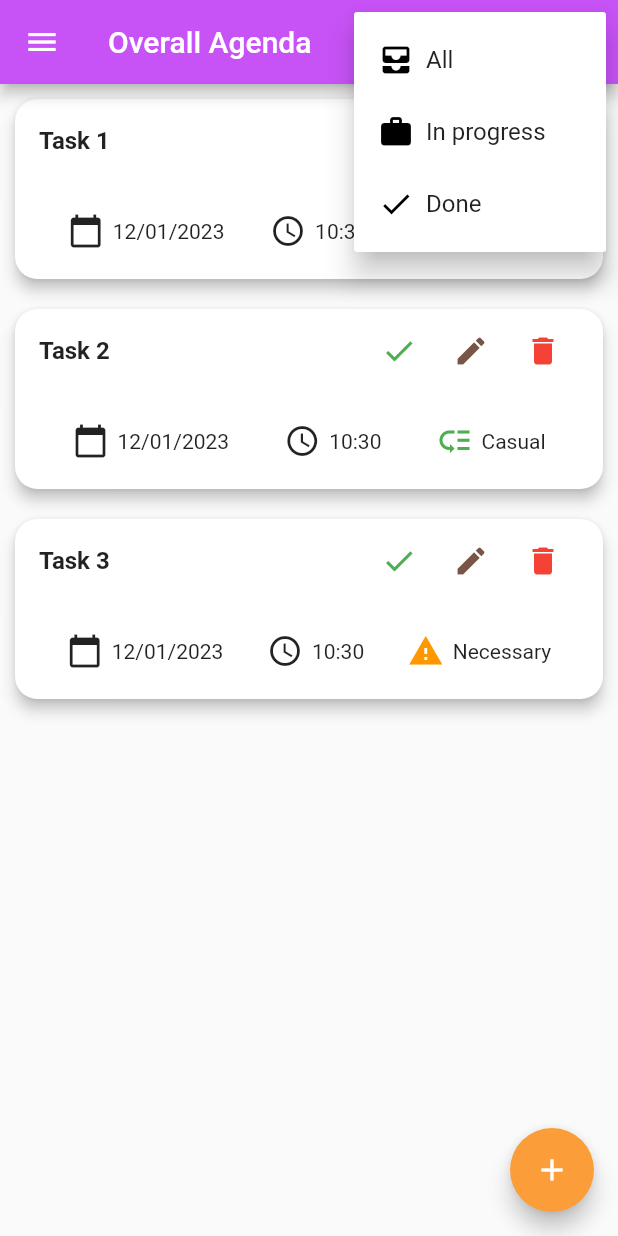
After one commit to MocanuAlexandra/PlanifyApp, a Flutter app: the screen it shows once a user with an empty profile is signed in, after a tap on the "more vert" icon, on a phone screen of 412 x 824 dp. The commit adds this screen. Run offline on Flutter 3.47's test engine with Material 2 defaults, Android fonts, the phone set to English and light mode, and no system bars; our stand-ins replace cloud_firestore, firebase_auth, firebase_core, flutter_form_builder, form_builder_validators; accounts and stored records are empty.

Commit message:
After login/register, user is redirect to the main page/screen of this app Here we have all of the tasks displayed in a list (currently hard-coded) and see some essential details about each of them.

```diff
--- /dev/null
+++ b/planify_app/lib/helpers/custom_page_transitions.dart
@@ -0,0 +1,46 @@
+import 'package:flutter/material.dart';
+
+class CustomRoute<T> extends MaterialPageRoute<T> {
+  CustomRoute({
+    WidgetBuilder? builder,
+    RouteSettings? settings,
+  }) : super(
+          builder: builder!,
+          settings: settings,
+        );
+
+  @override
+  Widget buildTransitions(
+    BuildContext context,
+    Animation<double> animation,
+    Animation<double> secondaryAnimation,
+    Widget child,
+  ) {
+    if (settings.name == '/') {
+      return child;
+    }
+    return FadeTransition(
+      opacity: animation,
+      child: child,
+    );
+  }
+}
+
+class CustomPageTransitionBuilder extends PageTransitionsBuilder {
+  @override
+  Widget buildTransitions<T>(
+    PageRoute<T> route,
+    BuildContext context,
+    Animation<double> animation,
+    Animation<double> secondaryAnimation,
+    Widget child,
+  ) {
+    if (route.settings.name == '/') {
+      return child;
+    }
+    return FadeTransition(
+      opacity: animation,
+      child: child,
+    );
+  }
+}
--- a/planify_app/lib/main.dart
+++ b/planify_app/lib/main.dart
@@ -1,9 +1,11 @@
-
+import 'package:firebase_auth/firebase_auth.dart';
 import 'package:firebase_core/firebase_core.dart';
 import 'package:flutter/material.dart';
 import 'firebase_options.dart';
 
 import '../screens/auth_screen.dart';
+import '../screens/overall_agenda.dart';
+import '../helpers/custom_page_transitions.dart';
 
 void main() async {
   WidgetsFlutterBinding.ensureInitialized();
@@ -18,24 +20,39 @@ class MyApp extends StatelessWidget {
   Widget build(BuildContext context) {
     return MaterialApp(
       debugShowCheckedModeBanner: false,
-      title: 'Plaify App',
-      home:const AuthScreen(),
-      // home: StreamBuilder(
-      //   stream: FirebaseAuth.instance.authStateChanges(),
-      //   builder: (context, userSnapshot) {
-      //     if (userSnapshot.connectionState == ConnectionState.waiting) {
-      //       return const Scaffold(
-      //         body: Center(
-      //           child: CircularProgressIndicator(),
-      //         ),
-      //       );
-      //     }
-      //     if (userSnapshot.hasData) {
-      //       return const OverallAgenda();
-      //     }
-      //     return const AuthScreen();
-      //   },
-      // )
+      title: 'Planify App',
+      theme: ThemeData(
+        primarySwatch: Colors.purple,
+        colorScheme: ColorScheme.fromSwatch().copyWith(
+          primary: const Color.fromARGB(255, 199, 82, 246),
+          secondary:const Color.fromARGB(255, 251, 157, 56),
+        ),
+        pageTransitionsTheme: PageTransitionsTheme(
+          builders: {
+            TargetPlatform.android: CustomPageTransitionBuilder(),
+            TargetPlatform.iOS: CustomPageTransitionBuilder()
+          },
+        ),
+      ),
+      home: StreamBuilder(
+        stream: FirebaseAuth.instance.authStateChanges(),
+        builder: (context, userSnapshot) {
+          if (userSnapshot.connectionState == ConnectionState.waiting) {
+            return const Scaffold(
+              body: Center(
+                child: CircularProgressIndicator(),
+              ),
+            );
+          }
+          if (userSnapshot.hasData) {
+            return const OverallAgendaScreen();
+          }
+          return const AuthScreen();
+        },
+      ),
+      routes: {
+        OverallAgendaScreen.routeName: (context) => const OverallAgendaScreen(),
+      },
     );
   }
 }
--- /dev/null
+++ b/planify_app/lib/models/task.dart
@@ -0,0 +1,11 @@
+enum Priority { Important, Medium, Low }
+
+class Task {
+  final String? id;
+  final String? title;
+  final DateTime? dueDate;
+  final bool isDone;
+  final Priority? priority;
+
+  Task({this.id,this.title, this.dueDate, this.isDone = false, this.priority});
+}
--- a/planify_app/lib/screens/auth_screen.dart
+++ b/planify_app/lib/screens/auth_screen.dart
@@ -94,7 +94,7 @@ class _AuthScreenState extends State<AuthScreen> {
                     child: Text(
                       'Planify App',
                       style: TextStyle(
-                        color: Color.fromARGB(153, 99, 14, 135),
+                        color: Color.fromARGB(255, 255, 255, 255),
                         fontSize: 40,
                         fontFamily: 'Anton',
                         fontWeight: FontWeight.normal,
--- a/planify_app/lib/screens/overall_agenda.dart
+++ b/planify_app/lib/screens/overall_agenda.dart
@@ -1,16 +1,79 @@
 import 'package:flutter/material.dart';
+import 'package:planify_app/widgets/drawer.dart';
+import 'package:planify_app/widgets/tasks/tasks_list.dart';
 
-class OverallAgenda extends StatelessWidget {
-  const OverallAgenda({super.key});
+enum FilterOptions {
+  All,
+  In_progress,
+  Done,
+}
+
+class OverallAgendaScreen extends StatelessWidget {
+  static const routeName = '/overall-agenda';
+
+  const OverallAgendaScreen({super.key});
 
   @override
   Widget build(BuildContext context) {
     return Scaffold(
       appBar: AppBar(
         title: const Text('Overall Agenda'),
+        actions: [
+          PopupMenuButton(
+            itemBuilder: (_) => [
+              PopupMenuItem(
+                value: FilterOptions.All,
+                child: Row(
+                  // ignore: prefer_const_literals_to_create_immutables
+                  children: [
+                    const Icon(
+                      Icons.all_inbox,
+                      color: Colors.black,
+                    ),
+                    const SizedBox(width: 8),
+                    const Text('All'),
+                  ],
+                ),
+              ),
+              PopupMenuItem(
+                value: FilterOptions.In_progress,
+                child: Row(
+                  // ignore: prefer_const_literals_to_create_immutables
+                  children: [
+                    const Icon(
+                      Icons.work,
+                      color: Colors.black,
+                    ),
+                    const SizedBox(width: 8),
+                    const Text('In progress'),
+                  ],
+                ),
+              ),
+              PopupMenuItem(
+                value: FilterOptions.Done,
+                child: Row(
+                  // ignore: prefer_const_literals_to_create_immutables
+                  children: [
+                    const Icon(
+                      Icons.done,
+                      color: Colors.black,
+                    ),
+                    const SizedBox(width: 8),
+                    const Text('Done'),
+                  ],
+                ),
+              ),
+            ],
+            icon: const Icon(Icons.more_vert),
+            onSelected: (FilterOptions selectedValue) {},
+          ),
+        ],
       ),
-      body: Container(
-        child: const Text('Overall Agenda'),
+      drawer: const MainDrawer(),
+      body: TaskList(),
+      floatingActionButton: FloatingActionButton(
+        onPressed: () {},
+        child: const Icon(Icons.add),
       ),
     );
   }
--- /dev/null
+++ b/planify_app/lib/widgets/drawer.dart
@@ -0,0 +1,76 @@
+import 'package:firebase_auth/firebase_auth.dart';
+import 'package:flutter/material.dart';
+
+class MainDrawer extends StatelessWidget {
+  const MainDrawer({super.key});
+
+  Widget buildListTile(String title, IconData icon, Function tapHandler) {
+    return ListTile(
+      leading: Icon(
+        icon,
+        size: 20,
+      ),
+      title: Text(
+        title,
+        style: const TextStyle(
+          fontFamily: 'Anton',
+          fontSize: 20,
+        ),
+      ),
+      onTap: () {
+        tapHandler();
+      },
+    );
+  }
+
+  @override
+  Widget build(BuildContext context) {
+    return Drawer(
+      child: Column(children: [
+        Container(
+          height: 120,
+          width: double.infinity,
+          padding: const EdgeInsets.all(20),
+          alignment: Alignment.centerLeft,
+          color: Theme.of(context).colorScheme.secondary,
+          child: const Text(
+            'Planify App',
+            style: TextStyle(
+              fontFamily: 'Anton',
+              fontSize: 30,
+              color: Colors.white,
+            ),
+          ),
+        ),
+        const SizedBox(height: 10),
+        buildListTile('Overall', Icons.calendar_month, () {
+          Navigator.of(context).pushReplacementNamed('/overall-agenda');
+        }),
+        const Divider(),
+        Expanded(
+          child: Align(
+            alignment: FractionalOffset.bottomCenter,
+            child: ListTile(
+              hoverColor: Colors.blue,
+              dense: true,
+              visualDensity: const VisualDensity(vertical: -4),
+              leading: const Icon(
+                Icons.logout,
+                color: Colors.black,
+              ),
+              title: const Text('Logout',
+                  style: TextStyle(
+                    fontFamily: 'Anton',
+                    fontSize: 20,
+                    color: Colors.black,
+                  )),
+              onTap: () {
+                FirebaseAuth.instance.signOut();
+              },
+            ),
+          ),
+        ),
+      ]),
+    );
+  }
+}
--- /dev/null
+++ b/planify_app/lib/widgets/tasks/task_item.dart
@@ -0,0 +1,181 @@
+import 'package:flutter/material.dart';
+import 'package:intl/intl.dart';
+
+import '../../models/task.dart';
+
+class TaskItem extends StatelessWidget {
+  final String? id;
+  final String? title;
+  final DateTime? dueDate;
+  final bool isDone;
+  final Priority? priority;
+
+  const TaskItem(
+      {super.key,
+      required this.id,
+      this.title,
+      this.dueDate,
+      required this.isDone,
+      this.priority});
+
+  String get priorityText {
+    switch (priority) {
+      case Priority.Important:
+        return 'Important';
+      case Priority.Medium:
+        return 'Necessary';
+      case Priority.Low:
+        return 'Casual';
+      default:
+        return 'Unknown';
+    }
+  }
+
+  @override
+  Widget build(BuildContext context) {
+    return Dismissible(
+      key: ValueKey(id),
+      background: Container(
+        color: Theme.of(context).errorColor,
+        alignment: Alignment.centerRight,
+        margin: const EdgeInsets.symmetric(
+            horizontal: 15.0,
+            vertical: 4.0,
+          ),
+        child: const Icon(
+          Icons.delete,
+          color: Colors.white,
+          size: 40.0,
+        ),
+      ),
+      direction: DismissDirection.endToStart,
+      confirmDismiss: (direction) {
+        return showDialog(
+            context: context,
+            builder: (context) => AlertDialog(
+                  title: const Text('Question'),
+                  content: const Text('Do you want to remove the task?'),
+                  actions: [
+                    TextButton(
+                        onPressed: () {
+                          Navigator.of(context).pop(false);
+                        },
+                        child: const Text('No')),
+                    TextButton(
+                        onPressed: () {
+                          Navigator.of(context).pop(true);
+                        },
+                        child: const Text('Yes')),
+                  ],
+                ));
+      },
+      // TODO remove item
+      onDismissed: ((direction) => {}),
+      child: InkWell(
+        onTap: () {},
+        child: Card(
+          shape: RoundedRectangleBorder(
+            borderRadius: BorderRadius.circular(15),
+          ),
+          elevation: 4,
+          margin: const EdgeInsets.all(10),
+          child: Column(
+            children: <Widget>[
+              // title
+              ListTile(
+                title: Text(
+                  title!,
+                  style: const TextStyle(
+                    fontWeight: FontWeight.bold,
+                  ),
+                ),
+                trailing: Row(
+                  mainAxisSize: MainAxisSize.min,
+                  children: <Widget>[
+                    IconButton(
+                      icon: const Icon(
+                        Icons.check,
+                        color: Colors.green,
+                      ),
+                      onPressed: () {
+                        // Mark task as done
+                      },
+                    ),
+                    IconButton(
+                      icon: const Icon(
+                        Icons.edit,
+                        color: Colors.brown,
+                      ),
+                      onPressed: () {
+                        // Edit task
+                      },
+                    ),
+                    IconButton(
+                      icon: const Icon(Icons.delete, color: Colors.red),
+                      onPressed: () {
+                        // Delete task
+                      },
+                    ),
+                  ],
+                ),
+              ),
+
+              // more infos
+              Padding(
+                padding: const EdgeInsets.all(20),
+                child: Row(
+                  mainAxisAlignment: MainAxisAlignment.spaceAround,
+                  children: <Widget>[
+                    //due date
+                    Row(children: [
+                      const Icon(Icons.calendar_today),
+                      const SizedBox(
+                        width: 6,
+                      ),
+                      Text(
+                        DateFormat('dd/MM/yyyy').format(dueDate!),
+                      ),
+                    ]),
+                    //due time
+                    Row(children: [
+                      const Icon(Icons.schedule),
+                      const SizedBox(
+                        width: 6,
+                      ),
+                      Text(
+                        DateFormat('hh:mm').format(dueDate!),
+                      ),
+                    ]),
+
+                    // prority
+                    Row(children: [
+                      Icon(
+                          priorityText == "Important"
+                              ? Icons.priority_high
+                              : priorityText == "Necessary"
+                                  ? Icons.warning
+                                  : priorityText == "Casual"
+                                      ? Icons.low_priority_sharp
+                                      : Icons.question_mark,
+                          color: priorityText == "Important"
+                              ? Colors.red
+                              : priorityText == "Necessary"
+                                  ? Colors.orange
+                                  : priorityText == "Casual"
+                                      ? Colors.green
+                                      : Colors.black),
+                      const SizedBox(
+                        width: 6,
+                      ),
+                      Text(priorityText)
+                    ]),
+                  ],
+                ),
+              ),
+            ],
+          ),
+        ),
+      ),
+    );
+  }
+}
--- /dev/null
+++ b/planify_app/lib/widgets/tasks/tasks_list.dart
@@ -0,0 +1,31 @@
+import 'package:flutter/material.dart';
+import 'package:planify_app/widgets/tasks/task_item.dart';
+
+import '../../models/task.dart';
+
+class TaskList extends StatelessWidget {
+  //TODO remove this
+  final List<Task> tasks = [
+    Task(id: '1',title: 'Task 1', dueDate: DateTime.now(), isDone: false,priority : Priority.Important),
+    Task(id: '2',title: 'Task 2', dueDate: DateTime.now(), isDone: false, priority: Priority.Low),
+    Task(id: '3',title: 'Task 3', dueDate: DateTime.now(), isDone: false, priority: Priority.Medium),
+  ];
+
+  TaskList({super.key});
+
+  @override
+  Widget build(BuildContext context) {
+    return ListView.builder(
+      itemCount: tasks.length,
+      itemBuilder: (context, index) {
+        return TaskItem(
+          id: tasks[index].id,
+          title: tasks[index].title,
+          dueDate: tasks[index].dueDate,
+          isDone: tasks[index].isDone,
+          priority: tasks[index].priority,
+        );
+      },
+    );
+  }
+}
--- a/planify_app/pubspec.yaml
+++ b/planify_app/pubspec.yaml
@@ -41,6 +41,7 @@ dependencies:
   firebase_auth: ^4.2.5
   flutter_form_builder: ^7.7.0
   form_builder_validators: ^8.4.0
+  intl: ^0.17.0
 
 dev_dependencies:
   flutter_test:
```
